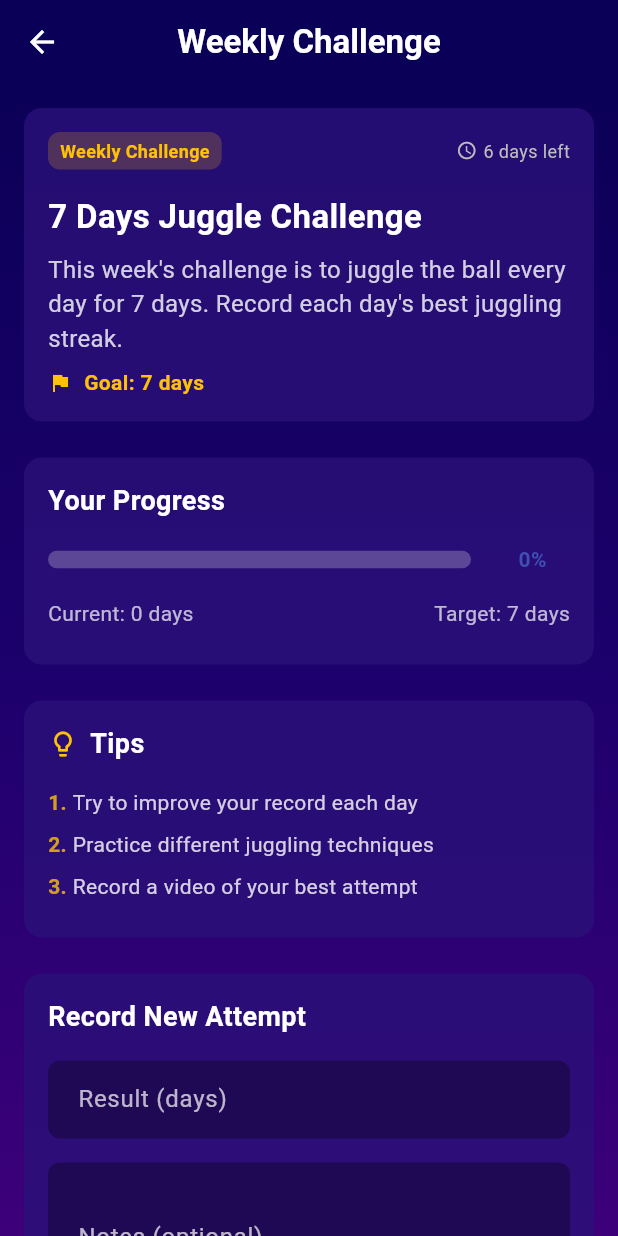
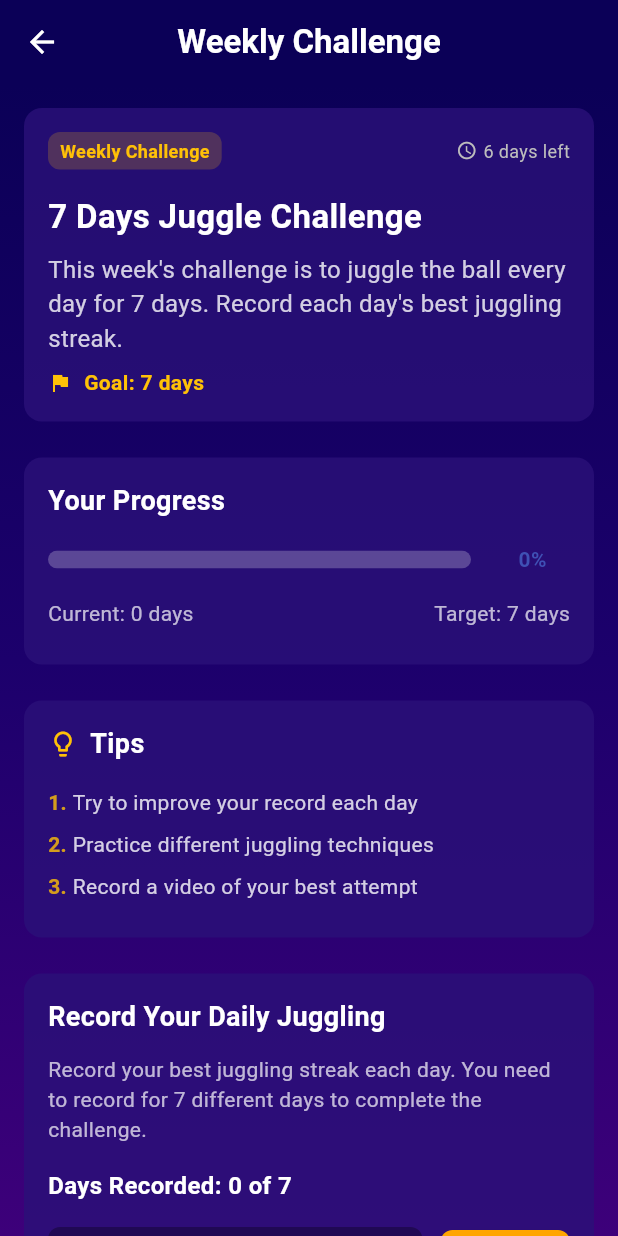
Before and after one commit to Ottoipsen-CA/Copenhagen-Academy-App, a Flutter app: the ChallengesPage screen opened by its route, scrolled down 232 dp, after a tap on "Record Progress", on a phone screen of 412 x 824 dp. Run offline on Flutter 3.47's test engine with Material 3 defaults, Android fonts, the phone set to English and light mode, and no system bars; our stand-ins replace flutter_secure_storage, shared_preferences, youtube_player_flutter; accounts and stored records are empty.

Commit message:
Auto-commit fra Cursor

```diff
--- a/football_academy_app/frontend/lib/screens/challenges/challenge_detail_page.dart
+++ b/football_academy_app/frontend/lib/screens/challenges/challenge_detail_page.dart
@@ -495,6 +495,129 @@ class _ChallengeDetailPageState extends State<ChallengeDetailPage> {
   }
 
   Widget _buildRecordAttemptForm() {
+    // Special form for 7 Days Juggle Challenge
+    if (_challenge.title == '7 Days Juggle Challenge') {
+      // Calculate which days have been recorded
+      final recordedDays = <int>{};
+      if (_userChallenge.attempts != null) {
+        for (final attempt in _userChallenge.attempts!) {
+          recordedDays.add(attempt.timestamp.day);
+        }
+      }
+
+      // Get today's day number
+      final today = DateTime.now().day;
+
+      return Container(
+        padding: const EdgeInsets.all(16),
+        decoration: BoxDecoration(
+          color: AppColors.cardBackground.withOpacity(0.8),
+          borderRadius: BorderRadius.circular(12),
+        ),
+        child: Column(
+          crossAxisAlignment: CrossAxisAlignment.start,
+          children: [
+            const Text(
+              'Record Your Daily Juggling',
+              style: TextStyle(
+                color: Colors.white,
+                fontSize: 18,
+                fontWeight: FontWeight.bold,
+              ),
+            ),
+            const SizedBox(height: 12),
+            Text(
+              'Record your best juggling streak each day. You need to record for 7 different days to complete the challenge.',
+              style: TextStyle(
+                color: Colors.white.withOpacity(0.7),
+                fontSize: 14,
+              ),
+            ),
+            const SizedBox(height: 16),
+            Text(
+              'Days Recorded: ${recordedDays.length} of 7',
+              style: const TextStyle(
+                color: Colors.white,
+                fontSize: 16,
+                fontWeight: FontWeight.bold,
+              ),
+            ),
+            const SizedBox(height: 16),
+            Row(
+              children: [
+                Expanded(
+                  flex: 2,
+                  child: TextFormField(
+                    controller: _valueController,
+                    keyboardType: TextInputType.number,
+                    style: const TextStyle(color: Colors.white),
+                    decoration: InputDecoration(
+                      labelText: 'Today\'s Best Streak',
+                      labelStyle: TextStyle(color: Colors.white.withOpacity(0.7)),
+                      hintText: 'How many juggles?',
+                      hintStyle: TextStyle(color: Colors.white.withOpacity(0.3)),
+                      filled: true,
+                      fillColor: Colors.black.withOpacity(0.3),
+                      border: OutlineInputBorder(
+                        borderRadius: BorderRadius.circular(8),
+                        borderSide: BorderSide.none,
+                      ),
+                      contentPadding: const EdgeInsets.symmetric(
+                        horizontal: 16,
+                        vertical: 14,
+                      ),
+                    ),
+                  ),
+                ),
+                const SizedBox(width: 12),
+                ElevatedButton(
+                  onPressed: recordedDays.contains(today)
+                      ? null  // Disable if already recorded today
+                      : _recordAttempt,
+                  style: ElevatedButton.styleFrom(
+                    backgroundColor: const Color(0xFFFFA500),
+                    foregroundColor: Colors.white,
+                    padding: const EdgeInsets.symmetric(vertical: 14),
+                    shape: RoundedRectangleBorder(
+                      borderRadius: BorderRadius.circular(8),
+                    ),
+                    disabledBackgroundColor: Colors.grey.withOpacity(0.3),
+                  ),
+                  child: Text(
+                    recordedDays.contains(today) ? 'Already Recorded Today' : 'Record Today',
+                    style: const TextStyle(fontWeight: FontWeight.bold),
+                  ),
+                ),
+              ],
+            ),
+            const SizedBox(height: 16),
+            TextField(
+              controller: _noteController,
+              style: const TextStyle(color: Colors.white),
+              maxLines: 2,
+              decoration: InputDecoration(
+                labelText: 'Notes (optional)',
+                labelStyle: TextStyle(color: Colors.white.withOpacity(0.7)),
+                hintText: 'Any tips or techniques you want to remember?',
+                hintStyle: TextStyle(color: Colors.white.withOpacity(0.3)),
+                filled: true,
+                fillColor: Colors.black.withOpacity(0.3),
+                border: OutlineInputBorder(
+                  borderRadius: BorderRadius.circular(8),
+                  borderSide: BorderSide.none,
+                ),
+                contentPadding: const EdgeInsets.symmetric(
+                  horizontal: 16,
+                  vertical: 14,
+                ),
+              ),
+            ),
+          ],
+        ),
+      );
+    }
+
+    // Standard form for other challenges
     return Container(
       padding: const EdgeInsets.all(16),
       decoration: BoxDecoration(
@@ -535,14 +658,14 @@ class _ChallengeDetailPageState extends State<ChallengeDetailPage> {
             ),
           ),
           const SizedBox(height: 16),
-          TextFormField(
+          TextField(
             controller: _noteController,
             style: const TextStyle(color: Colors.white),
-            maxLines: 3,
+            maxLines: 2,
             decoration: InputDecoration(
               labelText: 'Notes (optional)',
               labelStyle: TextStyle(color: Colors.white.withOpacity(0.7)),
-              hintText: 'Add notes about this attempt...',
+              hintText: 'Any additional notes about your attempt',
               hintStyle: TextStyle(color: Colors.white.withOpacity(0.3)),
               filled: true,
               fillColor: Colors.black.withOpacity(0.3),
@@ -562,14 +685,15 @@ class _ChallengeDetailPageState extends State<ChallengeDetailPage> {
             child: ElevatedButton(
               onPressed: _recordAttempt,
               style: ElevatedButton.styleFrom(
-                backgroundColor: AppColors.primary,
-                padding: const EdgeInsets.symmetric(vertical: 12),
+                backgroundColor: const Color(0xFFFFA500),
+                foregroundColor: Colors.white,
+                padding: const EdgeInsets.symmetric(vertical: 16),
                 shape: RoundedRectangleBorder(
                   borderRadius: BorderRadius.circular(8),
                 ),
               ),
               child: const Text(
-                'Record Attempt',
+                'RECORD ATTEMPT',
                 style: TextStyle(
                   fontSize: 16,
                   fontWeight: FontWeight.bold,
@@ -617,92 +741,98 @@ class _ChallengeDetailPageState extends State<ChallengeDetailPage> {
       child: Column(
         crossAxisAlignment: CrossAxisAlignment.start,
         children: [
-          const Text(
-            'Attempt History',
-            style: TextStyle(
+          Text(
+            _challenge.title == '7 Days Juggle Challenge'
+                ? 'Daily Records'
+                : 'Attempt History',
+            style: const TextStyle(
               color: Colors.white,
               fontSize: 18,
               fontWeight: FontWeight.bold,
             ),
           ),
           const SizedBox(height: 16),
-          ListView.separated(
+          ListView.builder(
             shrinkWrap: true,
             physics: const NeverScrollableScrollPhysics(),
             itemCount: sortedAttempts.length,
-            separatorBuilder: (context, index) => const Divider(
-              color: Colors.white24,
-              height: 24,
-            ),
             itemBuilder: (context, index) {
               final attempt = sortedAttempts[index];
-              final isHighest = attempt.value == _userChallenge.currentValue;
+              final dateFormat = DateFormat('MMM d, yyyy');
+              final timeFormat = DateFormat('h:mm a');
 
-              return Row(
+              return Container(
+                margin: const EdgeInsets.only(bottom: 12),
+                padding: const EdgeInsets.all(12),
+                decoration: BoxDecoration(
+                  color: Colors.black26,
+                  borderRadius: BorderRadius.circular(8),
+                ),
+                child: Column(
                   crossAxisAlignment: CrossAxisAlignment.start,
                   children: [
-                  // Date column
-                  Column(
-                    crossAxisAlignment: CrossAxisAlignment.start,
+                    Row(
+                      mainAxisAlignment: MainAxisAlignment.spaceBetween,
                       children: [
                         Text(
-                        DateFormat('MMM d').format(attempt.timestamp),
+                          dateFormat.format(attempt.timestamp),
                           style: const TextStyle(
-                          color: Colors.white70,
+                            color: Colors.white,
                             fontWeight: FontWeight.bold,
                           ),
                         ),
                         Text(
-                        DateFormat('HH:mm').format(attempt.timestamp),
-                        style: const TextStyle(
-                          color: Colors.white54,
+                          timeFormat.format(attempt.timestamp),
+                          style: TextStyle(
+                            color: Colors.white.withOpacity(0.7),
                             fontSize: 12,
                           ),
                         ),
                       ],
                     ),
-
-                  const SizedBox(width: 16),
-
-                  // Value and notes column
-                  Expanded(
-                    child: Column(
-                      crossAxisAlignment: CrossAxisAlignment.start,
-                      children: [
+                    const SizedBox(height: 8),
                     Row(
                       children: [
                         Text(
-                              '${attempt.value} ${_challenge.unit}',
-                              style: TextStyle(
-                                color: isHighest ? Colors.amber : Colors.white,
-                                fontWeight: FontWeight.bold,
+                          '${attempt.value} ${_challenge.unit == 'days' ? 'juggles' : _challenge.unit}',
+                          style: const TextStyle(
+                            color: Colors.white,
                             fontSize: 16,
                           ),
                         ),
-                            if (isHighest) ...[
-                              const SizedBox(width: 4),
+                        const SizedBox(width: 8),
+                        // Show icon if it's a personal best
+                        if (index == 0 && _challenge.title != '7 Days Juggle Challenge') ...[
                           const Icon(
                             Icons.emoji_events,
                             color: Colors.amber,
                             size: 16,
                           ),
+                          const SizedBox(width: 4),
+                          Text(
+                            'Best',
+                            style: TextStyle(
+                              color: Colors.amber.shade300,
+                              fontSize: 12,
+                              fontWeight: FontWeight.bold,
+                            ),
+                          ),
                         ],
                       ],
                     ),
-                        if (attempt.notes != null) ...[
-                          const SizedBox(height: 4),
+                    if (attempt.notes != null && attempt.notes!.isNotEmpty) ...[
+                      const SizedBox(height: 8),
                       Text(
                         attempt.notes!,
                         style: TextStyle(
                           color: Colors.white.withOpacity(0.7),
+                          fontStyle: FontStyle.italic,
                           fontSize: 14,
                         ),
                       ),
                     ],
                   ],
                 ),
-                  ),
-                ],
               );
             },
           ),
--- a/football_academy_app/frontend/lib/services/challenge_service.dart
+++ b/football_academy_app/frontend/lib/services/challenge_service.dart
@@ -171,6 +171,40 @@ class ChallengeService {
     final attempts = List<ChallengeAttempt>.from(userChallenge.attempts ?? [])
       ..add(attempt);
 
+    // Special handling for 7 Days Juggle Challenge
+    if (challenge.title == '7 Days Juggle Challenge') {
+      // Count unique days based on the date part of timestamps
+      final uniqueDays = <String>{};
+      for (final attempt in attempts) {
+        final dateStr = '${attempt.timestamp.year}-${attempt.timestamp.month}-${attempt.timestamp.day}';
+        uniqueDays.add(dateStr);
+      }
+
+      // Current value is the number of unique days
+      final newCurrentValue = uniqueDays.length;
+
+      // Only complete when all 7 days are recorded
+      ChallengeStatus newStatus = userChallenge.status;
+      DateTime? completedAt = userChallenge.completedAt;
+
+      if (newCurrentValue >= challenge.targetValue && userChallenge.status != ChallengeStatus.completed) {
+        newStatus = ChallengeStatus.completed;
+        completedAt = DateTime.now();
+
+        // Unlock next challenge in the same category
+        await _unlockNextChallenge(challenge);
+      }
+
+      // Update user challenge
+      userChallenge = userChallenge.copyWith(
+        currentValue: newCurrentValue,
+        status: newStatus,
+        completedAt: completedAt,
+        attempts: attempts,
+      );
+
+    } else {
+      // Standard handling for other challenges
       // Calculate new current value (use highest attempt)
       final newCurrentValue = attempts
           .map((a) => a.value)
@@ -195,6 +229,7 @@ class ChallengeService {
         completedAt: completedAt,
         attempts: attempts,
       );
+    }
 
     userChallenges[index] = userChallenge;
     await saveUserChallenges(userChallenges);
```
Lines whose indentation alone changed are shown as unchanged.
